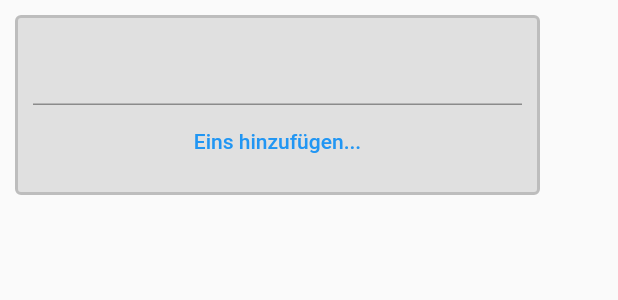
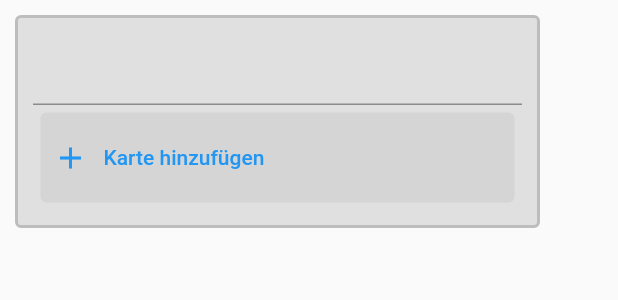
Before and after one commit to maheini/TrelloClone, a Flutter app: the TodoList widget shown alone on an empty page, opened directly, on a phone screen of 412 x 824 dp. Shown: the top 300 px of the screen. Run offline on Flutter 3.47's test engine with Material 2 defaults, Android fonts, the phone set to English and light mode, and no system bars.

Commit message:
styled add button

```diff
--- a/lib/TodoList.dart
+++ b/lib/TodoList.dart
@@ -39,7 +39,7 @@ class _TodoListState extends State<TodoList> {
             onAccept: (item) {
               if(item is TodoCard){
                 setState(() {
-                  widget._cards.add(item);
+                  // widget._cards.add(item);
                 });
               }},
             builder: (context, candidateItems, rejectedItems) {
@@ -49,12 +49,26 @@ class _TodoListState extends State<TodoList> {
                   Column(
                     children: widget._cards,
                   ),
-                  TextButton(
-                    onPressed: () => setState(() {
-                      widget._cards.add(TodoCard(key: UniqueKey(),text: 'NewCard'));
-                    }),
-                    child: Text('Eins hinzufügen...'),
-                  ),
+                  Container(
+                    height: 60,
+                    width: double.infinity,
+                    margin: EdgeInsets.all(5),
+                    child: TextButton(
+                      onPressed: () => setState(() {
+                        widget._cards.add(TodoCard(key: UniqueKey(),text: 'NewCard'));
+                      }),
+                      style: ButtonStyle(
+                        backgroundColor: MaterialStateProperty.all<Color>(Colors.black.withOpacity(0.05)),
+                      ),
+                      child: Row(
+                        children: [
+                          const Icon(Icons.add),
+                          Container(width: 10,),
+                          const Text('Karte hinzufügen'),
+                        ],
+                      ),
+                    ),
+                  )
                 ],
               );
             }
--- a/lib/todocard.dart
+++ b/lib/todocard.dart
@@ -13,7 +13,7 @@ class TodoCard extends StatefulWidget {
 }
 
 class _TodoCardState extends State<TodoCard> {
-  BoxDecoration _textDecoration = BoxDecoration(
+  final BoxDecoration _textDecoration = BoxDecoration(
     color: Colors.black.withOpacity(0.15),
     borderRadius: const BorderRadius.all(Radius.circular(2)),
   );
```
